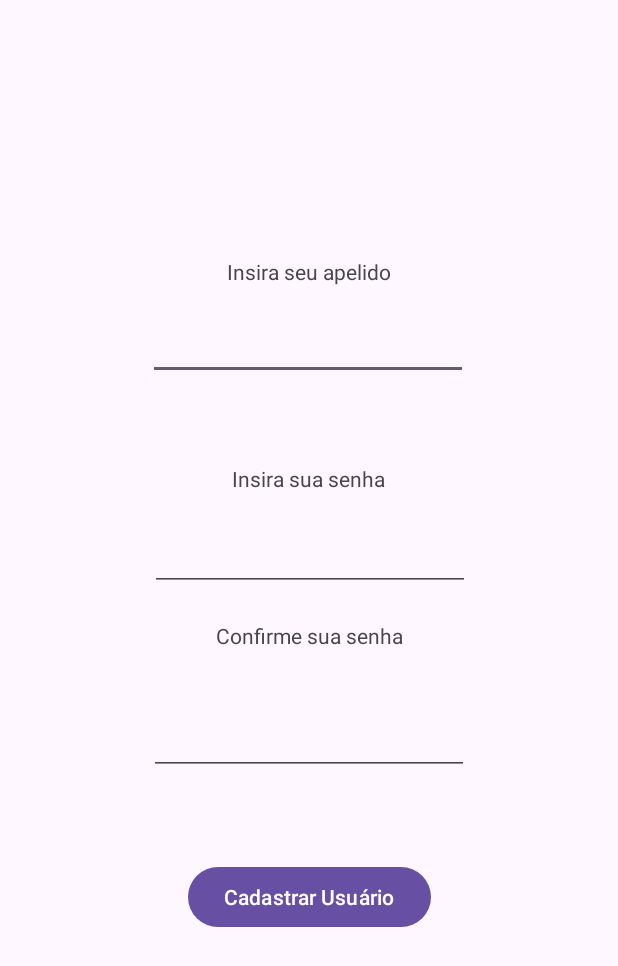
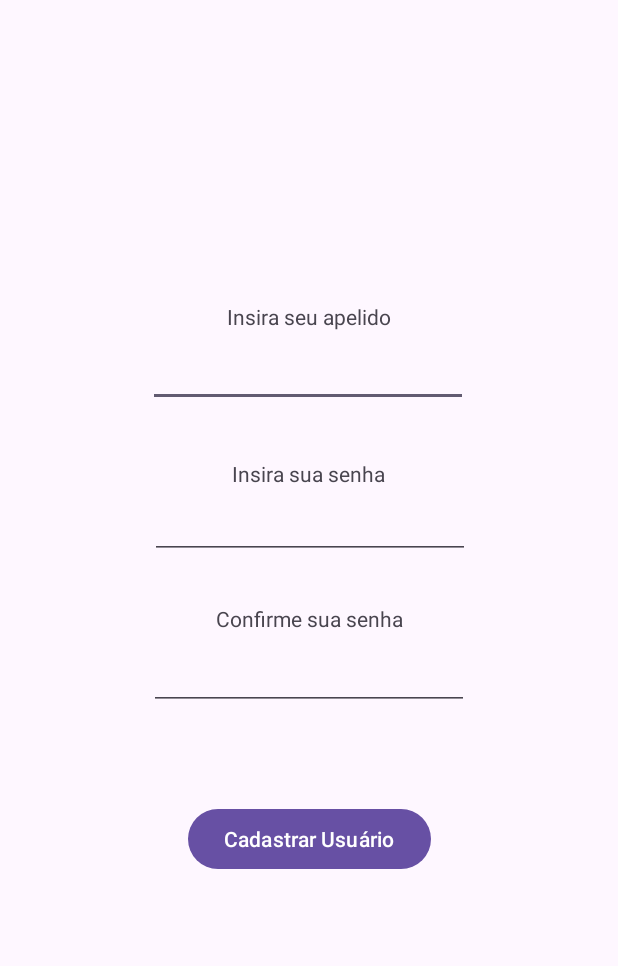
Before and after one commit to KizunaYami/FichaRpg, an Android app: the CadastroUsuarioActivity screen opened directly, with no data from a screen before it, after a tap on "Cadastrar Usuário", on a phone screen of 412 x 824 dp. Shown: the top 966 px of the screen. Run offline under Robolectric (Android 15) with nearby library versions, the light colour scheme and no system bars.

Commit message:
Atualização da madrugada: 06:18AM

```diff
--- a/app/src/main/java/com/infinitehorizon/ficharpgdd/CadastroUsuarioActivity.java
+++ b/app/src/main/java/com/infinitehorizon/ficharpgdd/CadastroUsuarioActivity.java
@@ -2,13 +2,10 @@ package com.infinitehorizon.ficharpgdd;
 
 import androidx.appcompat.app.AppCompatActivity;
 
-import android.content.Intent;
 import android.os.Bundle;
 import android.view.View;
 import android.widget.EditText;
 import android.widget.Toast;
-
-import java.util.ArrayList;
 
 public class CadastroUsuarioActivity extends AppCompatActivity {
     Repository repository;
@@ -21,46 +18,27 @@ public class CadastroUsuarioActivity extends AppCompatActivity {
         repository = new Repository(this);
     }
 
-
     public void CadastrarUsuario(View view) {
-
         EditText cadastrarApelido = findViewById(R.id.editTextCadastroApelido);
         EditText cadastrarSenha = findViewById(R.id.editTextCadastroSenha);
         EditText confirmacaoSenha = findViewById(R.id.editTextConfirmarSenha);
-        String error = "";
-
-
         String apelido = cadastrarApelido.getText().toString();
         String senha = cadastrarSenha.getText().toString();
         String confirmarSenha = confirmacaoSenha.getText().toString();
+        String error = "";
 
-        if(apelido.equals("") || senha.equals("") || confirmarSenha.equals("")){
-
-            error = error + "Campos vazios";
-
-        }if(!senha.equals(confirmarSenha)){
-
-            error = error + "As senhas não correspondem";
-
-        }if(error != ""){
-
-            Toast.makeText(this,error, Toast.LENGTH_LONG).show();
+        if (!senha.equals(confirmarSenha)) {
+            error = "As senhas não correspondem";
         }
-
-        else{
-            repository.adicionarUsuario(new Usuario(apelido,senha));
+        if (apelido.equals("") || senha.equals("") || confirmarSenha.equals("")) {
+            error = "Campos vazios";
+        }
+        if (error != "") {
+            Toast.makeText(this, error, Toast.LENGTH_LONG).show();
+        }else {
+            repository.adicionarUsuario(new Usuario(apelido, senha));
             Toast.makeText(this, "Usuario cadastrado", Toast.LENGTH_SHORT).show();
-
             finish();
-
         }
-
-
-
-
     }
-
-
-
-
 }
--- a/app/src/main/java/com/infinitehorizon/ficharpgdd/UserDashboardActivity.java
+++ b/app/src/main/java/com/infinitehorizon/ficharpgdd/UserDashboardActivity.java
@@ -7,11 +7,14 @@ import android.os.Bundle;
 import android.view.View;
 
 public class UserDashboardActivity extends AppCompatActivity {
+    int id;
 
     @Override
     protected void onCreate(Bundle savedInstanceState) {
         super.onCreate(savedInstanceState);
         setContentView(R.layout.activity_user_dashboard);
+
+        id = (Integer) getIntent().getSerializableExtra("id");
     }
 
     public void onClickCharacter(View view) {
@@ -20,7 +23,10 @@ public class UserDashboardActivity extends AppCompatActivity {
     }
 
     public void onClickCadastro(View view) {
+        Bundle bundle = new Bundle();
+        bundle.putSerializable("id", id);
         Intent intent = new Intent(this, CadastroPersonagemActivity.class);
+        intent.putExtras(bundle);
         startActivity(intent);
     }
 }
--- a/app/src/main/res/layout/activity_cadastro.xml
+++ b/app/src/main/res/layout/activity_cadastro.xml
@@ -12,76 +12,82 @@
         android:id="@+id/txtCadastroApelido"
         android:layout_width="wrap_content"
         android:layout_height="wrap_content"
-        android:layout_marginBottom="17dp"
         android:text="Insira seu apelido"
-        app:layout_constraintBottom_toTopOf="@+id/editTextCadastroApelido"
+        app:layout_constraintBottom_toBottomOf="parent"
         app:layout_constraintEnd_toEndOf="parent"
-        app:layout_constraintStart_toStartOf="parent" />
+        app:layout_constraintStart_toStartOf="parent"
+        app:layout_constraintTop_toTopOf="parent"
+        app:layout_constraintVertical_bias="0.25" />
 
     <EditText
         android:id="@+id/editTextCadastroApelido"
         android:layout_width="wrap_content"
         android:layout_height="wrap_content"
-        android:layout_marginTop="208dp"
         android:ems="10"
         android:inputType="text"
+        app:layout_constraintBottom_toBottomOf="parent"
         app:layout_constraintEnd_toEndOf="parent"
         app:layout_constraintHorizontal_bias="0.497"
         app:layout_constraintStart_toStartOf="parent"
-        app:layout_constraintTop_toTopOf="parent" />
+        app:layout_constraintTop_toTopOf="parent"
+        app:layout_constraintVertical_bias="0.29000002" />
 
     <TextView
         android:id="@+id/txtCadastroSenha"
         android:layout_width="wrap_content"
         android:layout_height="wrap_content"
-        android:layout_marginTop="56dp"
         android:text="Insira sua senha"
+        app:layout_constraintBottom_toBottomOf="parent"
         app:layout_constraintEnd_toEndOf="parent"
         app:layout_constraintHorizontal_bias="0.498"
         app:layout_constraintStart_toStartOf="parent"
-        app:layout_constraintTop_toBottomOf="@+id/editTextCadastroApelido" />
+        app:layout_constraintTop_toTopOf="parent"
+        app:layout_constraintVertical_bias="0.38" />
 
     <EditText
         android:id="@+id/editTextCadastroSenha"
         android:layout_width="wrap_content"
         android:layout_height="wrap_content"
-        android:layout_marginTop="20dp"
         android:ems="10"
         android:inputType="textPassword"
+        app:layout_constraintBottom_toBottomOf="parent"
         app:layout_constraintEnd_toEndOf="parent"
         app:layout_constraintHorizontal_bias="0.502"
         app:layout_constraintStart_toStartOf="parent"
-        app:layout_constraintTop_toBottomOf="@+id/txtCadastroSenha" />
+        app:layout_constraintTop_toTopOf="parent"
+        app:layout_constraintVertical_bias="0.42000002" />
+
+    <TextView
+        android:id="@+id/txtConfirmarSenha"
+        android:layout_width="wrap_content"
+        android:layout_height="wrap_content"
+        android:text="Confirme sua senha"
+        app:layout_constraintBottom_toBottomOf="parent"
+        app:layout_constraintEnd_toEndOf="parent"
+        app:layout_constraintStart_toStartOf="parent"
+        app:layout_constraintTop_toTopOf="parent" />
+
+    <EditText
+        android:id="@+id/editTextConfirmarSenha"
+        android:layout_width="wrap_content"
+        android:layout_height="wrap_content"
+        android:ems="10"
+        android:inputType="textPassword"
+        app:layout_constraintBottom_toBottomOf="parent"
+        app:layout_constraintEnd_toEndOf="parent"
+        app:layout_constraintStart_toStartOf="parent"
+        app:layout_constraintTop_toTopOf="parent"
+        app:layout_constraintVertical_bias="0.55" />
 
     <Button
         android:id="@+id/btCadastrarUsuario"
         android:layout_width="wrap_content"
         android:layout_height="wrap_content"
-        android:layout_marginTop="180dp"
         android:onClick="CadastrarUsuario"
         android:text="Cadastrar Usuário"
+        app:layout_constraintBottom_toBottomOf="parent"
         app:layout_constraintEnd_toEndOf="parent"
         app:layout_constraintStart_toStartOf="parent"
-        app:layout_constraintTop_toBottomOf="@+id/editTextCadastroSenha" />
-
-    <TextView
-        android:id="@+id/txtConfirmarSenha"
-        android:layout_width="wrap_content"
-        android:layout_height="wrap_content"
-        android:layout_marginTop="20dp"
-        android:text="Confirme sua senha"
-        app:layout_constraintEnd_toEndOf="parent"
-        app:layout_constraintStart_toStartOf="parent"
-        app:layout_constraintTop_toBottomOf="@+id/editTextCadastroSenha" />
-
-    <EditText
-        android:id="@+id/editTextConfirmarSenha"
-        android:layout_width="wrap_content"
-        android:layout_height="wrap_content"
-        android:layout_marginTop="38dp"
-        android:ems="10"
-        android:inputType="textPassword"
-        app:layout_constraintEnd_toEndOf="parent"
-        app:layout_constraintStart_toStartOf="parent"
-        app:layout_constraintTop_toBottomOf="@+id/txtConfirmarSenha" />
+        app:layout_constraintTop_toTopOf="parent"
+        app:layout_constraintVertical_bias="0.69" />
 </androidx.constraintlayout.widget.ConstraintLayout>
--- a/app/src/main/res/layout/activity_main.xml
+++ b/app/src/main/res/layout/activity_main.xml
@@ -56,7 +56,7 @@
             android:layout_gravity="center"
             android:layout_marginTop="20dp"
             android:ems="10"
-            android:inputType="text"
+            android:inputType="textPassword"
             app:layout_constraintTop_toBottomOf="@+id/txtSenha"
             tools:layout_editor_absoluteX="110dp" />
 
@@ -84,6 +84,7 @@
             android:layout_width="109dp"
             android:layout_height="wrap_content"
             android:layout_gravity="center"
+            android:onClick="onClickBtLogin"
             android:text="Entrar"
             tools:layout_editor_absoluteX="151dp"
             tools:layout_editor_absoluteY="527dp" />
@@ -93,10 +94,11 @@
         android:id="@+id/imageView"
         android:layout_width="wrap_content"
         android:layout_height="wrap_content"
-        app:layout_constraintBottom_toTopOf="@+id/linearLayout"
+        app:layout_constraintBottom_toBottomOf="parent"
         app:layout_constraintEnd_toEndOf="parent"
         app:layout_constraintStart_toStartOf="parent"
         app:layout_constraintTop_toTopOf="parent"
+        app:layout_constraintVertical_bias="0.100000024"
         tools:srcCompat="@tools:sample/avatars" />
 
 </androidx.constraintlayout.widget.ConstraintLayout>
```
Also changed, not shown: app/src/main/java/com/infinitehorizon/ficharpgdd/CadastroPersonagemActivity.java (+7 -19 lines), app/src/main/java/com/infinitehorizon/ficharpgdd/Character.java (+18 -0 lines), app/src/main/java/com/infinitehorizon/ficharpgdd/Item.java (deleted, +0 -24 lines), app/src/main/java/com/infinitehorizon/ficharpgdd/MainActivity.java (+29 -13 lines), app/src/main/java/com/infinitehorizon/ficharpgdd/Personagem.java (deleted, +0 -27 lines), app/src/main/java/com/infinitehorizon/ficharpgdd/Repository.java (+36 -64 lines), app/src/main/java/com/infinitehorizon/ficharpgdd/Usuario.java (+21 -14 lines), app/src/main/res/layout/activity_cadastro_personagem.xml (+14 -11 lines).
